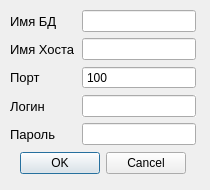
This is lib/DialogWindow.ui in grisaia-dev/QT_2 as Qt 5 draws it before an edit. The edited form follows.
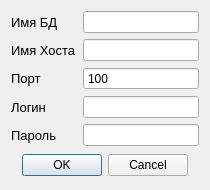
This is the edited form.

```diff
--- a/lib/DialogWindow.ui
+++ b/lib/DialogWindow.ui
@@ -25,15 +25,8 @@
   <property name="windowTitle">
    <string>Dialog</string>
   </property>
-  <widget class="QWidget" name="">
-   <property name="geometry">
-    <rect>
-     <x>10</x>
-     <y>10</y>
-     <width>186</width>
-     <height>166</height>
-    </rect>
-   </property>
+  <layout class="QVBoxLayout" name="verticalLayout_2">
+   <item>
    <layout class="QVBoxLayout" name="verticalLayout">
     <item>
      <layout class="QFormLayout" name="formLayout">
@@ -183,7 +176,8 @@
      </widget>
     </item>
    </layout>
-  </widget>
+   </item>
+  </layout>
  </widget>
  <resources/>
  <connections>
```
Lines whose indentation alone changed are shown as unchanged.
